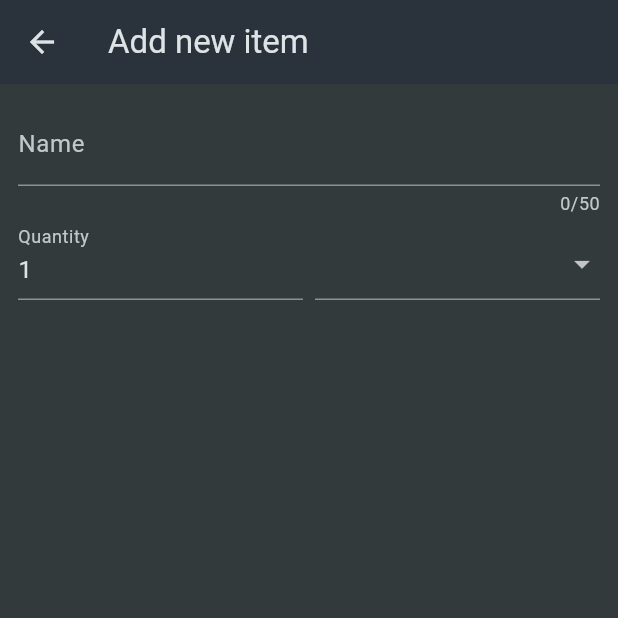
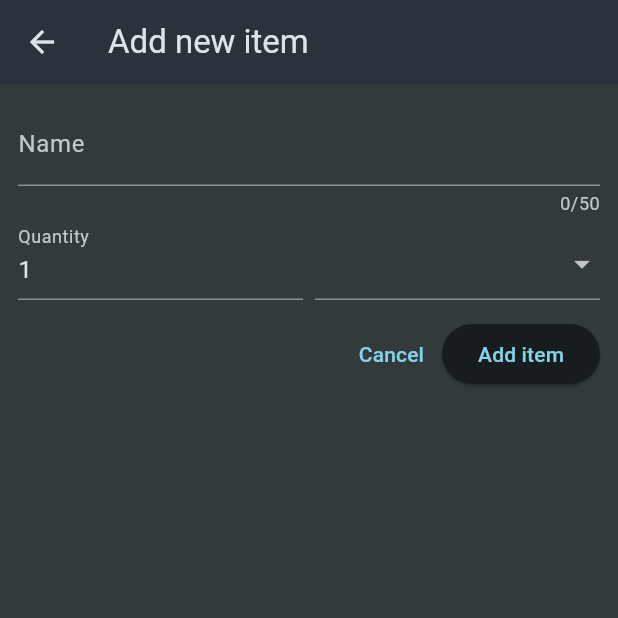
Before and after one commit to curtis-clement/shopping_app, a Flutter app: the NewItem screen opened directly, on a phone screen of 412 x 824 dp, the top half of it. Run offline on Flutter 3.47's test engine with Material 3 defaults, Android fonts, the phone set to English and light mode, and no system bars.

Commit message:
add cancel and add item buttons

```diff
--- a/lib/widgets/new_item.dart
+++ b/lib/widgets/new_item.dart
@@ -62,6 +62,20 @@ class _NewItemState extends State<NewItem> {
                   ),
                 ],
               ),
+              const SizedBox(height: 12),
+              Row(
+                mainAxisAlignment: MainAxisAlignment.end,
+                children: [
+                  TextButton(
+                    onPressed: () {},
+                    child: const Text('Cancel'),
+                  ),
+                  ElevatedButton(
+                    onPressed: () {},
+                    child: const Text('Add item'),
+                  ),
+                ],
+              ),
             ],
           ),
         ),
```
Lines whose indentation alone changed are shown as unchanged.
